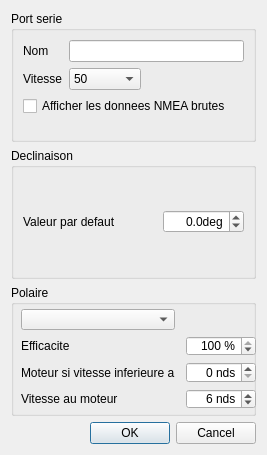
The window that src/Ui/realBoatConfig.ui (nohal/qtVlm) describes before a commit, drawn with Qt 5.
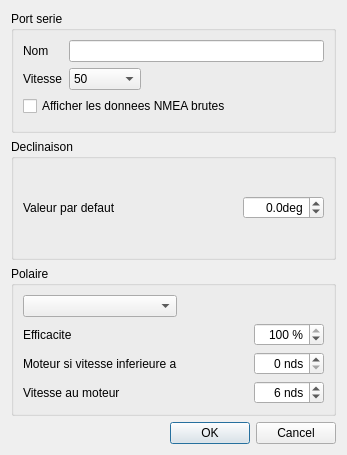
The same window after the commit.

Commit message: Fix a paint error causing from time to time a crash while opening qtVlm in realBoat mode At first startup allow for french/english selection Some changes in account management (do not allow for empty realBoat name, better label management between real and vlm boats). Add navimal grib support

Patch:
```diff
--- a/src/Ui/realBoatConfig.ui
+++ b/src/Ui/realBoatConfig.ui
@@ -6,7 +6,7 @@
    <rect>
     <x>0</x>
     <y>0</y>
-    <width>267</width>
+    <width>347</width>
     <height>455</height>
    </rect>
   </property>
@@ -221,15 +221,6 @@
      <property name="title">
       <string>Polaire</string>
      </property>
-     <widget class="QWidget" name="">
-      <property name="geometry">
-       <rect>
-        <x>10</x>
-        <y>24</y>
-        <width>235</width>
-        <height>100</height>
-       </rect>
-      </property>
       <layout class="QGridLayout" name="gridLayout">
        <item row="0" column="0">
         <widget class="QComboBox" name="polarList">
@@ -252,7 +243,7 @@
          </property>
          <property name="sizeHint" stdset="0">
           <size>
-           <width>27</width>
+          <width>50</width>
            <height>17</height>
           </size>
          </property>
@@ -291,7 +282,7 @@
          </property>
          <property name="sizeHint" stdset="0">
           <size>
-           <width>27</width>
+          <width>50</width>
            <height>17</height>
           </size>
          </property>
@@ -330,7 +321,7 @@
          </property>
          <property name="sizeHint" stdset="0">
           <size>
-           <width>40</width>
+          <width>50</width>
            <height>20</height>
           </size>
          </property>
@@ -356,7 +347,6 @@
         </widget>
        </item>
       </layout>
-     </widget>
     </widget>
    </item>
    <item>
```
Lines whose indentation alone changed are shown as unchanged. The commit also changes 15 other files.
